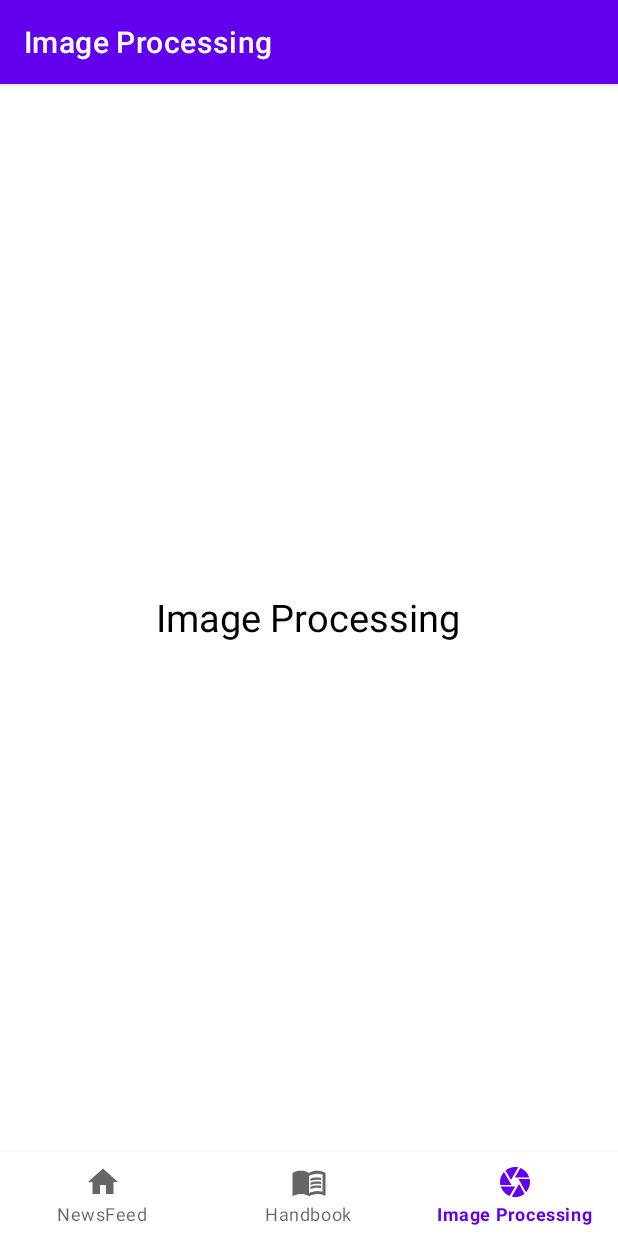
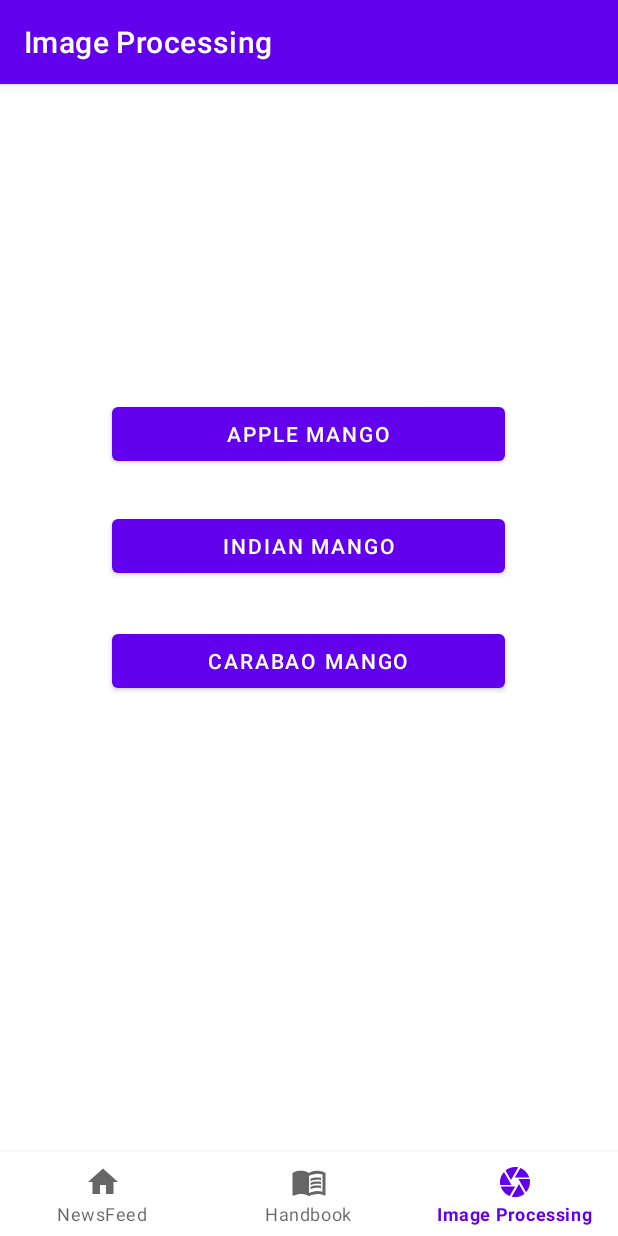
Before and after one commit to henly09/PlantApp_CAP102, an Android app: the ThirdFragment screen opened through its navigation route, on a phone screen of 412 x 824 dp. Run offline under Robolectric (Android 15) with nearby library versions, the phone set to English and light mode, and no system bars; our stand-ins replace navigation-ui; libraries missing offline, so code that uses them is left out: org.checkerframework.checker.

Commit message:
Initial Commit

```diff
--- a/app/src/main/java/com/henzmontera/cap102_plantapp/ThirdFragment.java
+++ b/app/src/main/java/com/henzmontera/cap102_plantapp/ThirdFragment.java
@@ -3,10 +3,16 @@ package com.henzmontera.cap102_plantapp;
 import android.os.Bundle;
 
 import androidx.fragment.app.Fragment;
+import androidx.navigation.NavController;
+import androidx.navigation.Navigation;
 
+
+import android.util.Log;
 import android.view.LayoutInflater;
 import android.view.View;
 import android.view.ViewGroup;
+import android.widget.Button;
+import android.widget.Toast;
 
 /**
  * A simple {@link Fragment} subclass.
@@ -53,11 +59,34 @@ public class ThirdFragment extends Fragment {
             mParam1 = getArguments().getString(ARG_PARAM1);
             mParam2 = getArguments().getString(ARG_PARAM2);
         }
+
     }
 
     @Override
-    public View onCreateView(LayoutInflater inflater, ViewGroup container,
-                             Bundle savedInstanceState) {
+    public View onCreateView(LayoutInflater inflater, ViewGroup container, Bundle savedInstanceState) {
+
+        View rootview = inflater.inflate(R.layout.fragment_third, container, false);
+
+        Button mangoapplebutton = rootview.findViewById(R.id.applemangobutton);
+        Button mangocarabaobutton = rootview.findViewById(R.id.carabaomangobutton);
+        Button mangoindianbutton = rootview.findViewById(R.id.indianmangobutton);
+
+        mangoapplebutton.setOnClickListener(view -> {
+           Toast.makeText(getActivity(), "Apple Mango", Toast.LENGTH_LONG).show();
+           Log.d("Apple Mango","Apple Mango");
+        });
+
+        mangocarabaobutton.setOnClickListener(view -> {
+            Toast.makeText(getActivity(), "Carabao Mango", Toast.LENGTH_LONG).show();
+            Log.d("Carabao Mango","Carabao Mango");
+        });
+
+        mangoindianbutton.setOnClickListener(view -> {
+            Toast.makeText(getActivity(), "Indian Mango", Toast.LENGTH_LONG).show();
+            Log.d("Indian Mango","Indian Mango");
+        });
+
+
         // Inflate the layout for this fragment
         return inflater.inflate(R.layout.fragment_third, container, false);
     }
--- a/app/src/main/res/layout/fragment_third.xml
+++ b/app/src/main/res/layout/fragment_third.xml
@@ -6,17 +6,39 @@
     android:layout_height="match_parent"
     tools:context=".ThirdFragment">
 
-    <TextView
-        android:layout_width="wrap_content"
-        android:layout_height="wrap_content"
-        android:text="Image Processing"
-        android:textColor="@color/black"
-        android:textSize="25sp"
+    <Button
+        android:id="@+id/indianmangobutton"
+        android:layout_width="262dp"
+        android:layout_height="48dp"
+        android:text="Indian Mango"
         app:layout_constraintBottom_toBottomOf="parent"
         app:layout_constraintEnd_toEndOf="parent"
-        app:layout_constraintHorizontal_bias="0.497"
+        app:layout_constraintHorizontal_bias="0.496"
         app:layout_constraintStart_toStartOf="parent"
         app:layout_constraintTop_toTopOf="parent"
-        app:layout_constraintVertical_bias="0.499" />
+        app:layout_constraintVertical_bias="0.423" />
 
+    <Button
+        android:id="@+id/carabaomangobutton"
+        android:layout_width="262dp"
+        android:layout_height="48dp"
+        android:text="Carabao Mango"
+        app:layout_constraintBottom_toBottomOf="parent"
+        app:layout_constraintEnd_toEndOf="parent"
+        app:layout_constraintHorizontal_bias="0.496"
+        app:layout_constraintStart_toStartOf="parent"
+        app:layout_constraintTop_toTopOf="parent"
+        app:layout_constraintVertical_bias="0.546" />
+
+    <Button
+        android:id="@+id/applemangobutton"
+        android:layout_width="262dp"
+        android:layout_height="48dp"
+        android:text="Apple Mango"
+        app:layout_constraintBottom_toBottomOf="parent"
+        app:layout_constraintEnd_toEndOf="parent"
+        app:layout_constraintHorizontal_bias="0.496"
+        app:layout_constraintStart_toStartOf="parent"
+        app:layout_constraintTop_toTopOf="parent"
+        app:layout_constraintVertical_bias="0.304" />
 </androidx.constraintlayout.widget.ConstraintLayout>
--- a/app/src/main/res/values/strings.xml
+++ b/app/src/main/res/values/strings.xml
@@ -1,5 +1,5 @@
 <resources>
-    <string name="app_name">Crops&amp;Go</string>
+    <string name="app_name">ManGo</string>
     <string name="start" />
     <string name="close" />
 
```
